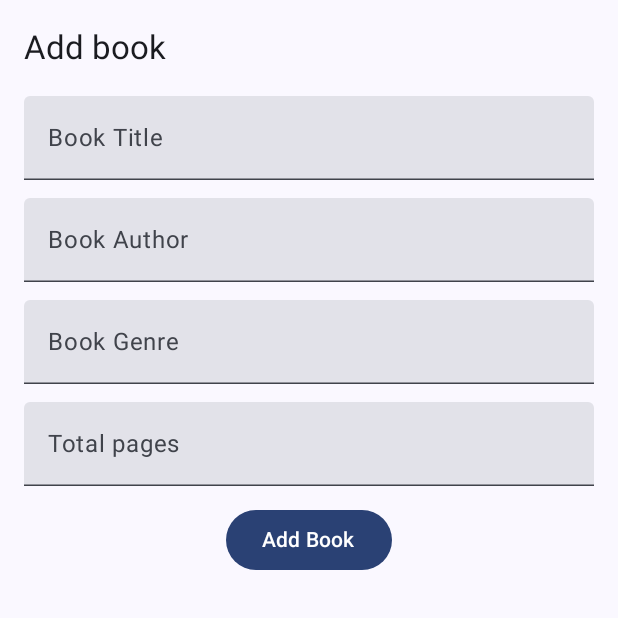
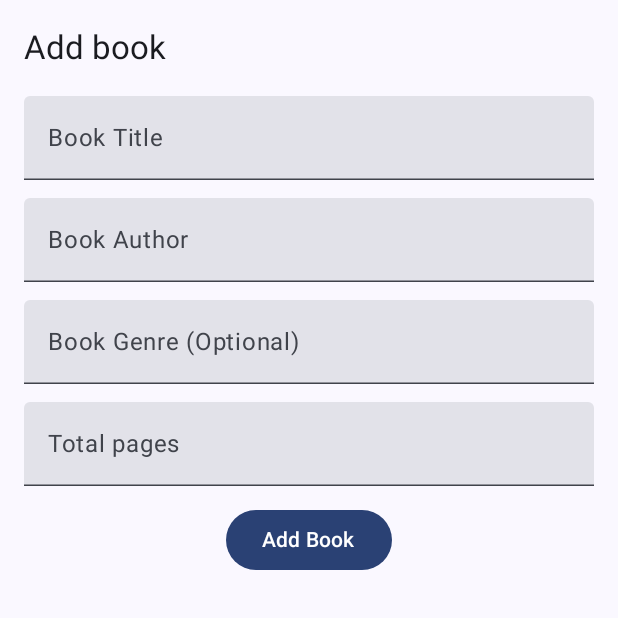
Before and after one commit to b-sass/LibraryManagementSystem, an Android app built with Jetpack Compose: the screen it shows after launch (MainActivity), after a tap on "Add book", on a phone screen of 412 x 824 dp, the top half of it. Run offline under Robolectric (Android 15) with nearby library versions, the phone set to English and light mode, and no system bars; our stand-ins replace Room's generated code; 1 other tap on this screen came first.

Commit message:
Cahnged genre default to 'No genre'

```diff
--- a/app/src/main/java/com/example/bookmanagementsystem/data/Book.kt
+++ b/app/src/main/java/com/example/bookmanagementsystem/data/Book.kt
@@ -10,7 +10,7 @@ data class Book(
     val id: Int = 0,
     val title: String,
     val author: String,
-    val genre: String?,
+    val genre: String = "No genre",
     val dateAdded: Date = Date(),
     var pagesRead: String = "0",
     val pagesTotal: String,
--- a/app/src/main/java/com/example/bookmanagementsystem/navigation/AppNavigation.kt
+++ b/app/src/main/java/com/example/bookmanagementsystem/navigation/AppNavigation.kt
@@ -21,7 +21,6 @@ fun AppNavigation() {
         composable<BookList> { BookListView(
             onBookItemClicked = {navController.navigate(BookItem(it))},
             onAddButtonClicked = {navController.navigate(BookItem())},
-//            onFilterButtonClicked = {navController.navigate(route = Filter)}
         ) }
         composable<BookItem> { backStackEntry ->
             val args = backStackEntry.toRoute<BookItem>()
--- a/app/src/main/java/com/example/bookmanagementsystem/view/BookItemView.kt
+++ b/app/src/main/java/com/example/bookmanagementsystem/view/BookItemView.kt
@@ -83,6 +83,7 @@ fun BookItemView(
                 value = title,
                 onValueChange = { title = it },
                 label = { Text("Book Title") },
+                placeholder = { Text("Enter book title") },
                 modifier = Modifier.fillMaxWidth().padding(bottom = 12.dp)
             )
 
@@ -90,13 +91,15 @@ fun BookItemView(
                 value = author,
                 onValueChange = { author = it },
                 label = { Text("Book Author") },
+                placeholder = { Text("Enter book author") },
                 modifier = Modifier.fillMaxWidth().padding(bottom = 12.dp)
             )
 
             TextField(
                 value = genre,
                 onValueChange = { genre = it },
-                label = { Text("Book Genre") },
+                label = { Text("Book Genre (Optional)") },
+                placeholder = { Text("Enter book genre") },
                 modifier = Modifier.fillMaxWidth().padding(bottom = 12.dp)
             )
 
@@ -107,6 +110,7 @@ fun BookItemView(
                 },
                 keyboardOptions = KeyboardOptions(keyboardType = KeyboardType.Number),
                 label = { Text("Total pages") },
+                placeholder = { Text("Enter book page count") },
                 modifier = Modifier.fillMaxWidth().padding(bottom = 12.dp)
             )
 
@@ -125,7 +129,7 @@ fun BookItemView(
                                 id = id ?: 0,
                                 title = title,
                                 author = author,
-                                genre = genre,
+                                genre = if (genre == "") { "No genre" } else { genre },
                                 pagesTotal = totalPages
                             )
 
--- a/app/src/main/java/com/example/bookmanagementsystem/view/BookListView.kt
+++ b/app/src/main/java/com/example/bookmanagementsystem/view/BookListView.kt
@@ -6,7 +6,6 @@ import androidx.compose.foundation.layout.Arrangement
 import androidx.compose.foundation.layout.Column
 import androidx.compose.foundation.layout.Row
 import androidx.compose.foundation.layout.Spacer
-import androidx.compose.foundation.layout.fillMaxHeight
 import androidx.compose.foundation.layout.fillMaxWidth
 import androidx.compose.foundation.layout.padding
 import androidx.compose.foundation.lazy.LazyColumn
@@ -135,7 +134,7 @@ fun BookListView(
                             Column(
                                 horizontalAlignment = Alignment.End
                             ) {
-                                Text("${book.id}")
+                                Text(book.genre)
                                 Text("Read: ${book.pagesRead} | Total: ${book.pagesTotal}")
 
                             }
```
